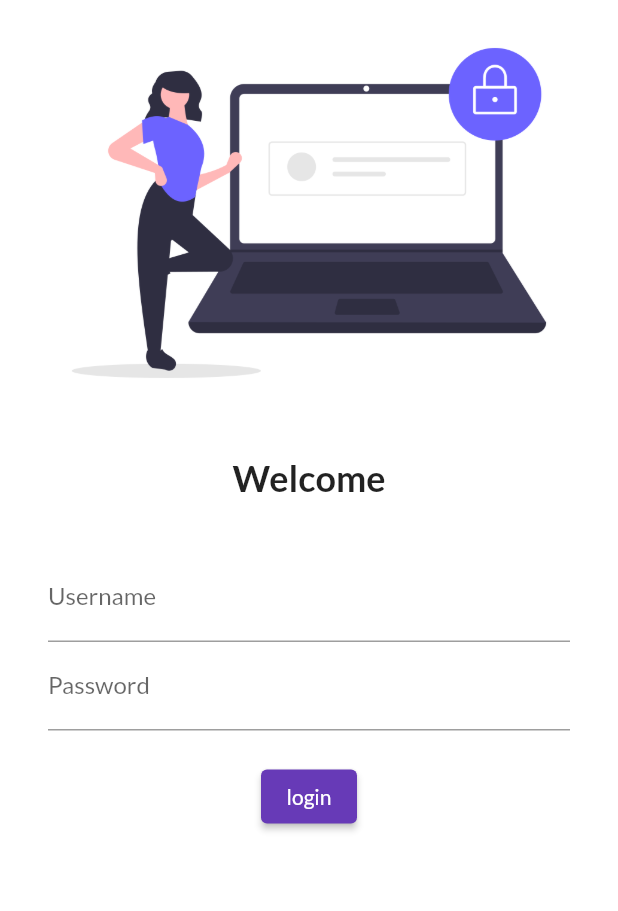
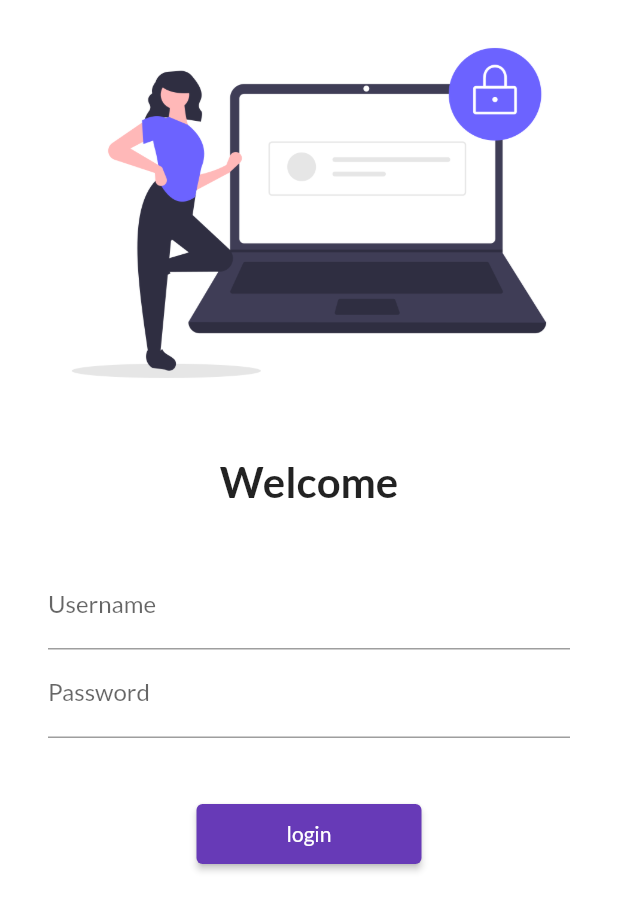
Before and after one commit to yashsharma1702/fluttercatalog, a Flutter app: the screen it shows after launch, on a phone screen of 412 x 824 dp. Shown: the top 911 px of the screen. Run offline on Flutter 3.47's test engine with Material 2 defaults, Android fonts, the phone set to English and light mode, and no system bars; our stand-ins replace google_fonts.

Commit message:
day 5 completed
how to navigate from one page to another.

```diff
--- a/lib/Pages/Login_page.dart
+++ b/lib/Pages/Login_page.dart
@@ -1,10 +1,12 @@
 import 'package:flutter/material.dart';
+import 'package:fluttercatalog/utils/routes.dart';
 
 class LoginPage extends StatelessWidget {
   @override
   Widget build(BuildContext context) {
     return Material(
         color: Colors.white,
+        child: SingleChildScrollView(
           child: Column(
             children: [
               Image.asset(
@@ -17,7 +19,7 @@ class LoginPage extends StatelessWidget {
               Text(
                 "Welcome",
                 style: TextStyle(
-                fontSize: 24,
+                  fontSize: 28,
                   fontWeight: FontWeight.bold,
                 ),
               ),
@@ -25,8 +27,8 @@ class LoginPage extends StatelessWidget {
                 height: 20,
               ),
               Padding(
-              padding:
-                  const EdgeInsets.symmetric(vertical: 16.0, horizontal: 32.0),
+                padding: const EdgeInsets.symmetric(
+                    vertical: 16.0, horizontal: 32.0),
                 child: Column(children: [
                   TextFormField(
                     decoration: InputDecoration(
@@ -42,18 +44,19 @@ class LoginPage extends StatelessWidget {
                     ),
                   ),
                   SizedBox(
-                  height: 20,
+                    height: 40.0,
                   ),
                   ElevatedButton(
                     child: Text("login"),
-                  style: TextButton.styleFrom(),
+                    style: TextButton.styleFrom(minimumSize: Size(150, 40)),
                     onPressed: () {
-                    print("Hi Yash");
+                      Navigator.pushNamed(context, MyRoutes.homeRoute);
                     },
                   )
                 ]),
               )
             ],
+          ),
         ));
   }
 }
--- a/lib/main.dart
+++ b/lib/main.dart
@@ -1,4 +1,5 @@
 import 'package:flutter/material.dart';
+import 'package:fluttercatalog/utils/routes.dart';
 import 'Pages/Login_page.dart';
 import 'Pages/Home_page.dart';
 import 'package:google_fonts/google_fonts.dart';
@@ -20,8 +21,8 @@ class MyApp extends StatelessWidget {
       //initialRoute: "/home",
       routes: {
         "/": (context) => LoginPage(),
-        "/home": (context) => HomePage(),
-        "/login": (context) => LoginPage(),
+        MyRoutes.homeRoute: (context) => HomePage(),
+        MyRoutes.loginRoute: (context) => LoginPage(),
       },
     );
   }
--- /dev/null
+++ b/lib/utils/routes.dart
@@ -0,0 +1,4 @@
+class MyRoutes {
+  static String loginRoute = "\login";
+  static String homeRoute = "\home";
+}
```
Lines whose indentation alone changed are shown as unchanged.
